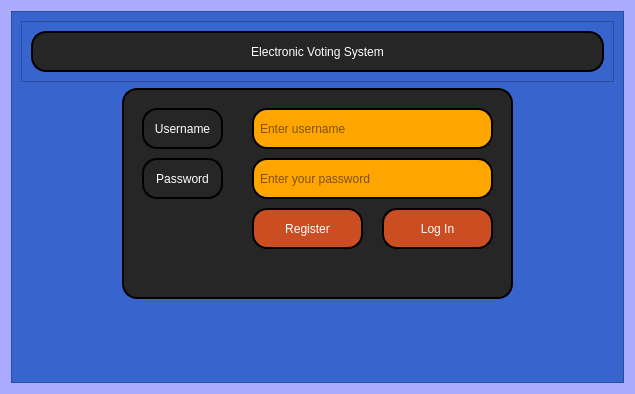
Qt form ui/login.ui (KotoJallow/Voting-System) before a commit.
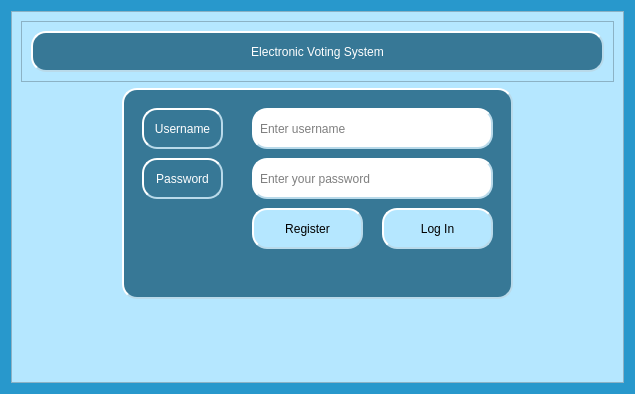
The same form after that commit.

Commit message: update login passage

```diff
--- a/ui/login.ui
+++ b/ui/login.ui
@@ -26,7 +26,7 @@
    <string>E-Voting System</string>
   </property>
   <property name="styleSheet">
-   <string notr="true">background-color: rgb(170, 170, 255);</string>
+   <string notr="true">background-color: #2898cc;</string>
   </property>
   <layout class="QGridLayout" name="gridLayout">
    <property name="sizeConstraint">
@@ -44,7 +44,7 @@
       <enum>Qt::StrongFocus</enum>
      </property>
      <property name="styleSheet">
-      <string notr="true">background-color: rgb(55, 100, 205);</string>
+      <string notr="true">background-color: #b5e7ff;</string>
      </property>
      <property name="frameShape">
       <enum>QFrame::StyledPanel</enum>
@@ -63,10 +63,10 @@
         </property>
         <property name="styleSheet">
          <string notr="true">border-style: outset;
-background-color: rgb(38,38,38);
+background-color:#377896;
 border-width: 2px;
 border-radius: 15px;
-border-color: black;
+border-color: #b9daea;
 padding: 4px;</string>
         </property>
         <property name="frameShape">
@@ -89,7 +89,7 @@
 border-style: outset;
 border-width: 2px;
 border-radius: 15px;
-border-color: black;
+border-color: #b9daea;
 padding: 4px;
 </string>
          </property>
@@ -110,12 +110,11 @@
           </rect>
          </property>
          <property name="styleSheet">
-          <string notr="true">background-color: orange;
-border-style: outset;
+          <string notr="true">border-style: outset;
 border-width: 2px;
 border-radius: 15px;
-border-color: black;
-padding: 4px;</string>
+padding: 4px;
+background-color: #fff;</string>
          </property>
          <property name="placeholderText">
           <string>Enter username</string>
@@ -131,11 +130,11 @@
           </rect>
          </property>
          <property name="styleSheet">
-          <string notr="true">background-color: orange;
+          <string notr="true">background-color: #fff;
 border-style: outset;
 border-width: 2px;
 border-radius: 15px;
-border-color: black;
+border-color: #b9daea;
 padding: 4px;</string>
          </property>
          <property name="text">
@@ -162,7 +161,7 @@
 border-style: outset;
 border-width: 2px;
 border-radius: 15px;
-border-color: black;
+border-color: #b9daea;
 padding: 4px;
 text-align: center;</string>
          </property>
@@ -183,8 +182,7 @@
           </rect>
          </property>
          <property name="styleSheet">
-          <string notr="true">background-color: rgb(202, 78, 34);
-color: white;</string>
+          <string notr="true">background-color:#b5e7ff;</string>
          </property>
          <property name="text">
           <string>Log In</string>
@@ -200,12 +198,10 @@
           </rect>
          </property>
          <property name="styleSheet">
-          <string notr="true">background-color: rgb(202, 78, 34);
-color: white;
+          <string notr="true">background-color:#b5e7ff;
 border-style: outset;
 border-width: 2px;
 border-radius: 15px;
-border-color: black;
 padding: 4px;
 text-align: center;</string>
          </property>
@@ -242,13 +238,13 @@
             <enum>Qt::StrongFocus</enum>
            </property>
            <property name="styleSheet">
-            <string notr="true">background-color: #262626;
+            <string notr="true">background-color:#377896;
+border-color: #b9daea;
 font: 16pt &quot;MS Shell Dlg 2&quot;;
 color: white;
 border-style: outset;
 border-width: 2px;
 border-radius: 15px;
-border-color: black;
 padding: 4px;
 text-align: center;</string>
            </property>
```
The commit also changes 1 other file.
